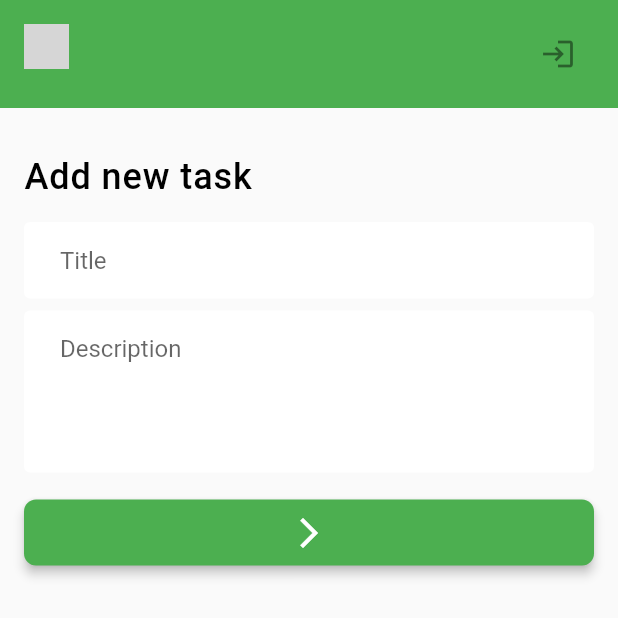
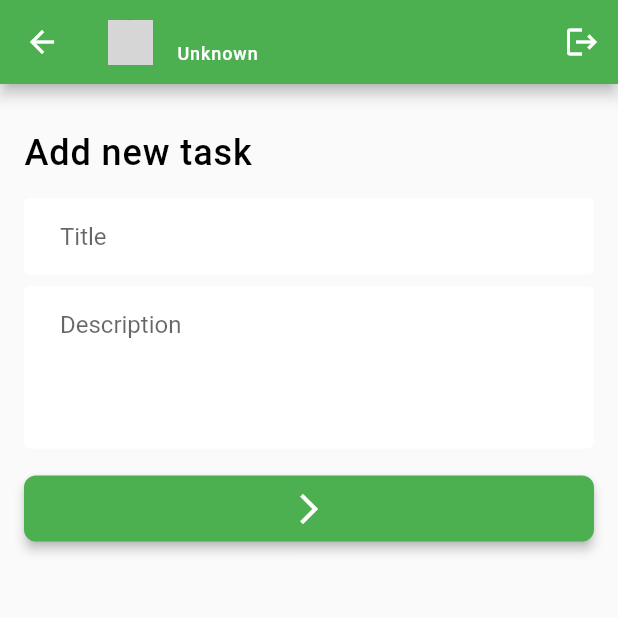
Before and after one commit to toh1n/task_manager, a Flutter app: the AddNewTaskScreen screen opened directly, on a phone screen of 412 x 824 dp, the top half of it. Run offline on Flutter 3.47's test engine with Material 2 defaults, Android fonts, the phone set to English and light mode, and no system bars; our stand-ins replace flutter_svg, image_picker, shared_preferences; accounts and stored records are empty; network calls fail; grey boxes are pictures that could not be loaded.

Commit message:
added more code

```diff
--- a/lib/ui/screens/bottom_nav_base_screen.dart
+++ b/lib/ui/screens/bottom_nav_base_screen.dart
@@ -3,6 +3,7 @@ import 'package:task_manager/ui/screens/tasks/cancelled_task_screen.dart';
 import 'package:task_manager/ui/screens/tasks/completed_task_screen.dart';
 import 'package:task_manager/ui/screens/tasks/in_progress_task_screen.dart';
 import 'package:task_manager/ui/screens/tasks/new_task_screen.dart';
+import 'package:task_manager/ui/widgets/user_profile_banner.dart';
 
 class BottomNavBaseScreen extends StatefulWidget {
   const BottomNavBaseScreen({Key? key}) : super(key: key);
--- a/lib/ui/widgets/user_profile_banner.dart
+++ b/lib/ui/widgets/user_profile_banner.dart
@@ -3,42 +3,86 @@ import 'package:task_manager/data/utils/auth_utility.dart';
 import 'package:task_manager/ui/screens/auth/login_screen.dart';
 import 'package:task_manager/ui/screens/auth/update_profile_screen.dart';
 
-class UserProfileBanner extends StatelessWidget {
+class UserProfileBanner extends StatefulWidget {
+  final bool? isUpdateScreen;
+
   const UserProfileBanner({
     super.key,
+    this.isUpdateScreen,
   });
 
   @override
+  State<UserProfileBanner> createState() => _UserProfileBannerState();
+}
+
+class _UserProfileBannerState extends State<UserProfileBanner> {
+  @override
   Widget build(BuildContext context) {
-    return  ListTile(
-      contentPadding: const EdgeInsets.symmetric(vertical: 0, horizontal: 16),
-      tileColor: Colors.green,
-      leading: GestureDetector(
-        onTap: (){
-          Navigator.push(context, MaterialPageRoute(builder: (_)=>  UpdateProfileScreen()));
+    return AppBar(
+      backgroundColor: Colors.green,
+      title: GestureDetector(
+        onTap: () {
+          if ((widget.isUpdateScreen ?? false) == false) {
+            Navigator.push(
+                context,
+                MaterialPageRoute(
+                    builder: (context) => const UpdateProfileScreen()));
+          }
         },
-        child:  CircleAvatar(
+        child: Row(
+          children: [
+            Visibility(
+              visible: (widget.isUpdateScreen ?? false) == false,
+              child: Row(
+                children: [
+                  CircleAvatar(
                     backgroundImage: NetworkImage(
-            'https://media.istockphoto.com/id/1270067126/photo/smiling-indian-man-looking-at-camera.jpg?s=612x612&w=0&k=20&c=ovIQ5GPurLd3mOUj82jB9v-bjGZ8updgy1ACaHMeEC0=',
+                      AuthUtility.userInfo.data?.photo ?? '',
                     ),
+                    onBackgroundImageError: (_, __) {
+                      const Icon(Icons.image);
+                    },
                     radius: 15,
                   ),
+                  const SizedBox(
+                    width: 16,
                   ),
-      title:  Text(
-        AuthUtility.userInfo.data?.firstName ?? '',
+                ],
+              ),
+            ),
+            Column(
+              crossAxisAlignment: CrossAxisAlignment.start,
+              children: [
+                Text(
+                  '${AuthUtility.userInfo.data?.firstName ?? ''} ${AuthUtility.userInfo.data?.lastName ?? ''}',
                   style: const TextStyle(fontSize: 14, color: Colors.white),
                 ),
-      subtitle:  Text(
-        AuthUtility.userInfo.data?.email ?? '',
+                Text(
+                  AuthUtility.userInfo.data?.email ?? 'Unknown',
                   style: const TextStyle(
                     color: Colors.white,
                     fontSize: 12,
                   ),
                 ),
-      trailing: IconButton(onPressed: (){
-        AuthUtility.clearUserInfo();
-        Navigator.pushAndRemoveUntil(context, MaterialPageRoute(builder: (_) => const LoginScreen()),(route) => false,);
-      }, icon: const Icon(Icons.login_outlined)),
+              ],
+            ),
+          ],
+        ),
+      ),
+      actions: [
+        IconButton(
+          onPressed: () async {
+            await AuthUtility.clearUserInfo();
+            if (mounted) {
+              Navigator.pushAndRemoveUntil(
+                  context,
+                  MaterialPageRoute(builder: (context) => const LoginScreen()),
+                      (route) => false);
+            }
+          },
+          icon: const Icon(Icons.logout),
+        ),
+      ],
     );
   }
 }
```
Also changed, not shown: lib/ui/screens/auth/update_profile_screen.dart (+11 -10 lines). Lines whose indentation alone changed are shown as unchanged.
